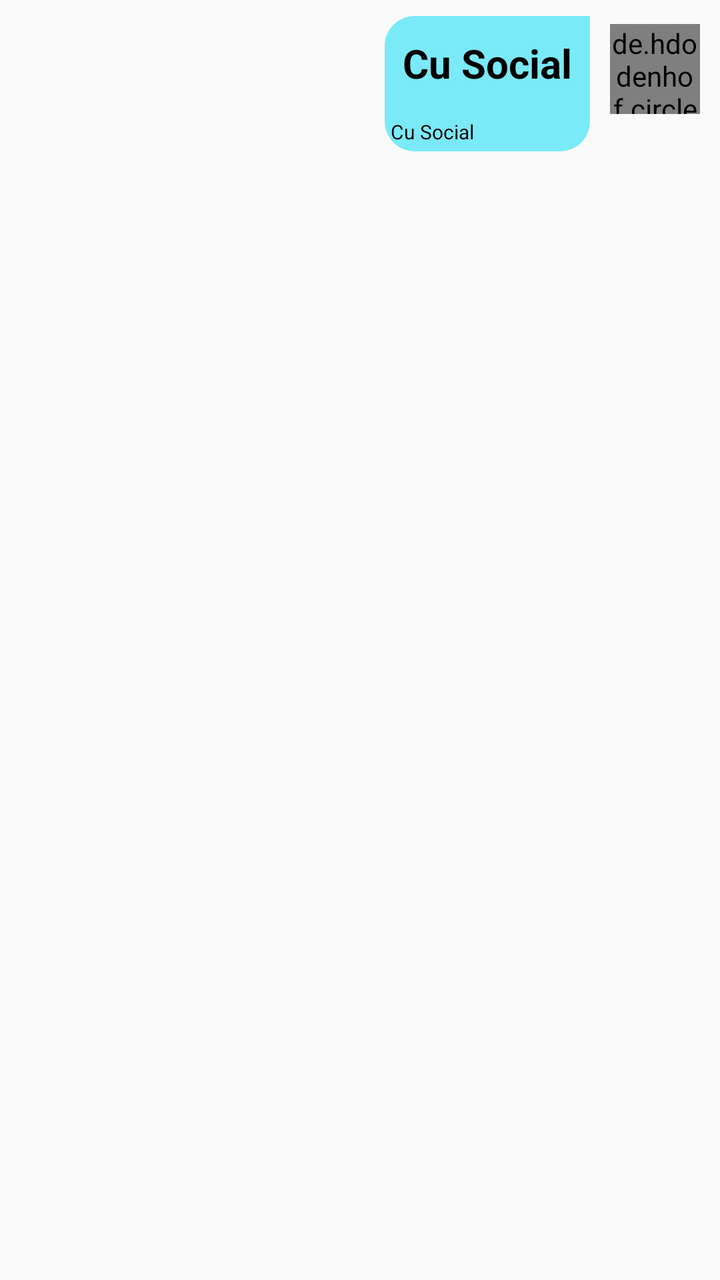
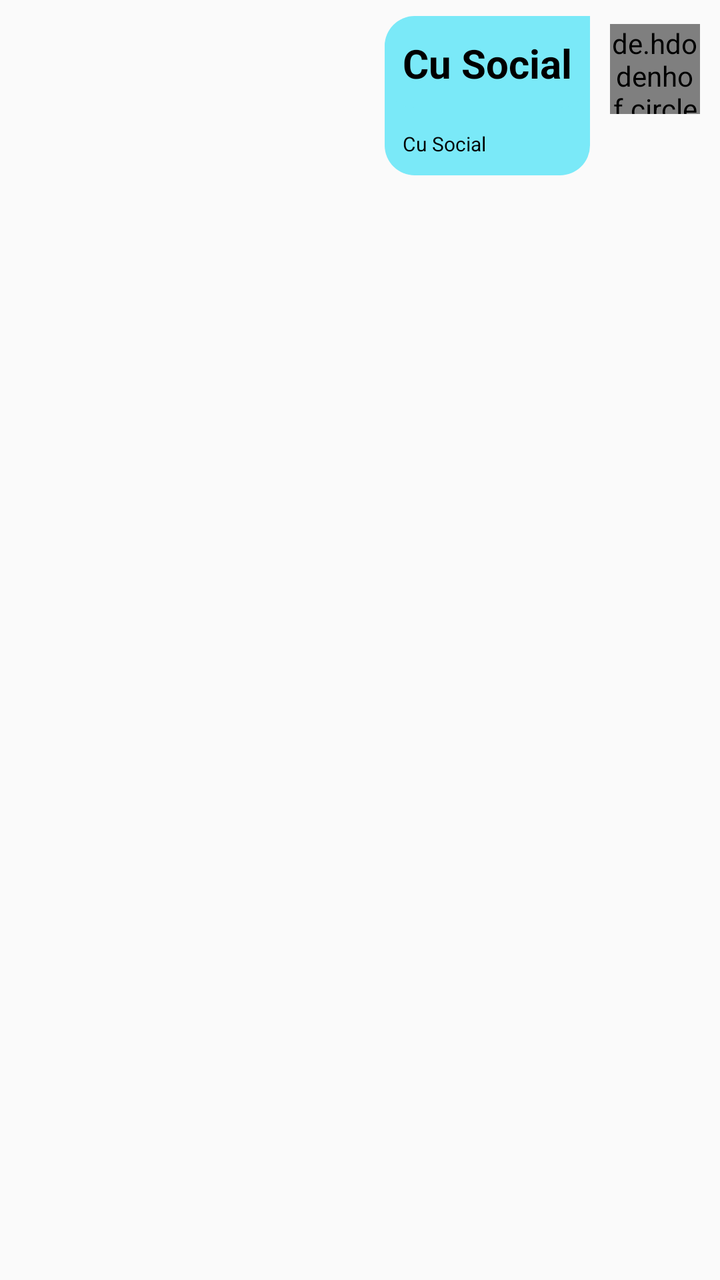

The first picture is an Android layout as it rendered before a commit; the second is the same layout after the commit. The layout source and the unified diff follow.
<!-- AndroidManifest.xml: application theme Theme.CuSocial -->
<!-- res/layout/sender_msg_layout.xml -->
<?xml version="1.0" encoding="utf-8"?>
<RelativeLayout xmlns:android="http://schemas.android.com/apk/res/android"
    android:layout_width="match_parent"
    android:layout_height="wrap_content">

    <de.hdodenhof.circleimageview.CircleImageView
        android:layout_alignParentRight="true"
        android:id="@+id/sender_circular_img"
        android:layout_width="45dp"
        android:layout_height="45dp"
        android:src="@drawable/add_camera_photo"
        android:layout_marginHorizontal="10dp"
        android:layout_marginVertical="12dp"/>
    <LinearLayout
        android:layout_toLeftOf="@+id/sender_circular_img"
        android:layout_width="wrap_content"
        android:layout_height="wrap_content"
        android:orientation="vertical"
        android:layout_marginVertical="8dp"
        android:background="@drawable/sender">
    <TextView
        android:maxWidth="215dp"
        android:layout_width="match_parent"
        android:layout_height="wrap_content"
        android:text="@string/app_name"
        android:textSize="20sp"
        android:textStyle="bold"
        android:textColor="#000000"
        android:background="@drawable/sender"
        android:layout_marginTop="1dp"
        android:layout_marginBottom="2dp"
        android:id="@+id/sender_txt_msg"
        android:padding="9dp"/>
    <TextView
        android:maxWidth="215dp"
        android:layout_below="@+id/sender_txt_msg"
        android:layout_width="match_parent"
        android:layout_height="wrap_content"
        android:text="@string/app_name"
        android:textSize="10sp"
        android:textColor="#000000"
      android:id="@+id/sender_txt_timeStamp"
        android:layout_margin="3dp"/>
    </LinearLayout>




</RelativeLayout>
<!-- resources referenced by this layout -->
<resources>
  <!-- drawable add_camera_photo: png bitmap (drawable, 22588 bytes) -->
  <!-- drawable sender (drawable) -->
  <?xml version="1.0" encoding="utf-8"?>
  <shape xmlns:android="http://schemas.android.com/apk/res/android">
      <solid android:color="#7AE9F8"/>
      <corners android:bottomLeftRadius="15dp"
          android:bottomRightRadius="15dp"
          android:topLeftRadius="15dp"/>
  
  </shape>
  <string name="app_name">Cu Social</string>
  <style name="Theme.CuSocial" parent="Base.Theme.CuSocial" />
  <style name="Base.Theme.CuSocial" parent="Theme.AppCompat.DayNight.NoActionBar">
          
          <item name="colorPrimary">@color/primary</item>
      </style>
  <color name="primary">#7C3AED</color>
</resources>

<!-- the commit's change to res/layout/sender_msg_layout.xml (unified diff, before → after) -->
@@ -40,7 +40,7 @@
         android:textSize="10sp"
         android:textColor="#000000"
       android:id="@+id/sender_txt_timeStamp"
-        android:layout_margin="3dp"/>
+        android:padding="9dp"/>
     </LinearLayout>
 
 
